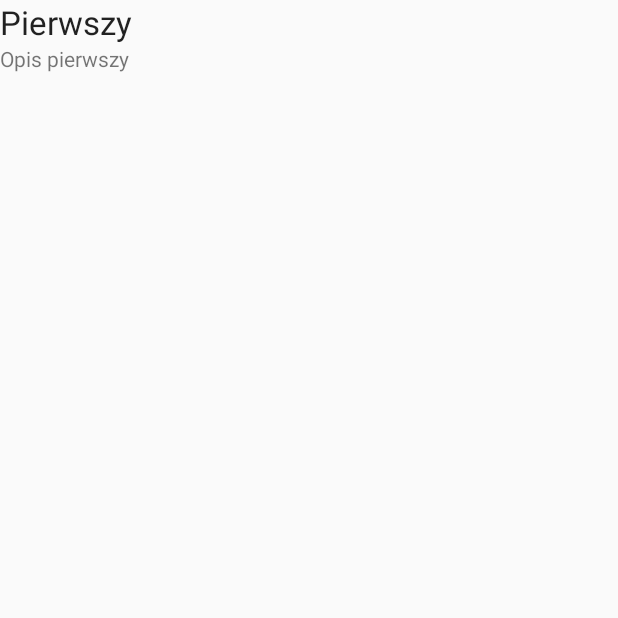
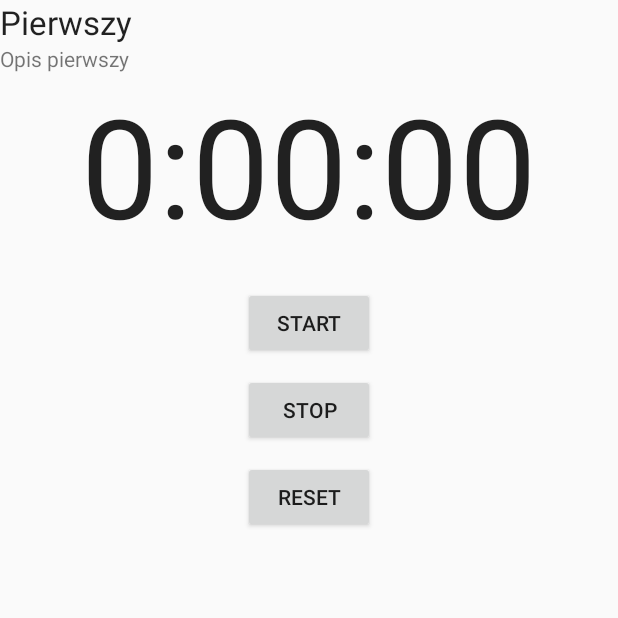
Before and after one commit to Gulcas/Trenazer, an Android app: the screen it shows after launch (DetailActivity), after a tap on "Pierwszy", on a phone screen of 412 x 824 dp, the top half of it. Run offline under Robolectric (Android 15) with nearby library versions, the phone set to English and light mode, and no system bars.

Commit message:
Dodany layot fragmentu stoper.

```diff
--- a/app/src/main/java/com/example/rfgr/trenazer/StopwatchFragment.java
+++ b/app/src/main/java/com/example/rfgr/trenazer/StopwatchFragment.java
@@ -1,6 +1,7 @@
 package com.example.rfgr.trenazer;
 
 import android.os.Handler;
+import android.widget.Button;
 import android.widget.TextView;
 import android.os.Bundle;
 import android.app.Fragment;
@@ -8,7 +9,7 @@ import android.view.LayoutInflater;
 import android.view.View;
 import android.view.ViewGroup;
 
-public class StopwatchFragment extends Fragment {
+public class StopwatchFragment extends Fragment implements View.OnClickListener {
     private int seconds = 0; //zmienna wartość zmierzonych sekund
     private boolean running; //zmienna informująca czy stoper działa
     private boolean wasRunning; //zmienna informująca czy stoper działał
@@ -31,7 +32,28 @@ public class StopwatchFragment extends Fragment {
                              Bundle savedInstanceState) {
         View layout = inflater.inflate(R.layout.fragment_stopwatch, container, false);
         runTimer(layout);
+        Button startButton = (Button) layout.findViewById(R.id.start_button);
+        startButton.setOnClickListener(this);
+        Button stopButton = (Button) layout.findViewById(R.id.stop_button);
+        stopButton.setOnClickListener(this);
+        Button resetButton = (Button) layout.findViewById(R.id.reset_button);
+        resetButton.setOnClickListener(this);
         return layout;
+    }
+
+    @Override
+    public void onClick(View v) {
+        switch (v.getId()) {
+            case R.id.start_button:
+                onClickStart(v);
+                break;
+            case R.id.stop_button:
+                onClickStop(v);
+                break;
+            case R.id.reset_button:
+                onClickReset(v);
+                break;
+        }
     }
 
     @Override
@@ -53,6 +75,10 @@ public class StopwatchFragment extends Fragment {
         savedInstanceState.putInt("seconds", seconds);
         savedInstanceState.putBoolean("running", running);
         savedInstanceState.putBoolean("wasRunning", wasRunning);
+    }
+
+    public void onClickStart (View view) {
+        running = true;
     }
 
     public void onClickStop (View view) {
--- a/app/src/main/java/com/example/rfgr/trenazer/WorkoutDetailFragment.java
+++ b/app/src/main/java/com/example/rfgr/trenazer/WorkoutDetailFragment.java
@@ -2,6 +2,7 @@ package com.example.rfgr.trenazer;
 
 
 import android.app.Fragment;
+import android.app.FragmentTransaction;
 import android.os.Bundle;
 import android.view.LayoutInflater;
 import android.view.View;
@@ -20,6 +21,13 @@ public class WorkoutDetailFragment extends Fragment {
                              Bundle savedInstanceState) {
         if (savedInstanceState != null) {
             workoutId = savedInstanceState.getLong("workoutId");
+        } else {
+            FragmentTransaction ft = getChildFragmentManager().beginTransaction();
+            StopwatchFragment stopwatchFragment = new StopwatchFragment();
+            ft.replace(R.id.stopwatch_container, stopwatchFragment);
+            ft.addToBackStack(null);
+            ft.setTransition(FragmentTransaction.TRANSIT_FRAGMENT_FADE);
+            ft.commit();
         }
         return inflater.inflate(R.layout.fragment_workout_detail, container, false);
     }
@@ -37,10 +45,10 @@ public class WorkoutDetailFragment extends Fragment {
         }
     }
 
-  @Override
-  public void onSaveInstanceState (Bundle savedInstanceState) {
+    @Override
+    public void onSaveInstanceState(Bundle savedInstanceState) {
         savedInstanceState.putLong("workoutId", workoutId);
-  }
+    }
 
     public void setWorkout(long id) { //tej metody aktywność będzie używać do określenia identyfikatora treningu
         this.workoutId = id;
--- a/app/src/main/res/layout/fragment_stopwatch.xml
+++ b/app/src/main/res/layout/fragment_stopwatch.xml
@@ -6,14 +6,41 @@
     tools:context=".StopwatchFragment">
 
     <TextView
+        android:id="@+id/time_view"
         android:layout_width="wrap_content"
         android:layout_height="wrap_content"
-        android:id="@+id/time_view"
-        android:layout_alignParentTop= "true"
+        android:layout_alignParentTop="true"
         android:layout_centerHorizontal="true"
         android:layout_marginTop="0dp"
         android:text=""
         android:textAppearance="?android:attr/textAppearanceLarge"
-        android:textSize="92sp"/>
+        android:textSize="92sp" />
+
+    <Button
+        android:id="@+id/start_button"
+        android:layout_width="wrap_content"
+        android:layout_height="wrap_content"
+        android:layout_below="@id/time_view"
+        android:layout_centerHorizontal="true"
+        android:layout_marginTop="20dp"
+        android:text="@string/start" />
+
+    <Button
+        android:id="@+id/stop_button"
+        android:layout_width="wrap_content"
+        android:layout_height="wrap_content"
+        android:layout_below="@id/start_button"
+        android:layout_centerHorizontal="true"
+        android:layout_marginTop="10dp"
+        android:text="@string/stop" />
+
+    <Button
+        android:id="@+id/reset_button"
+        android:layout_width="wrap_content"
+        android:layout_height="wrap_content"
+        android:layout_below="@id/stop_button"
+        android:layout_centerHorizontal="true"
+        android:layout_marginTop="10dp"
+        android:text="@string/reset" />
 
 </RelativeLayout>
--- a/app/src/main/res/layout/fragment_workout_detail.xml
+++ b/app/src/main/res/layout/fragment_workout_detail.xml
@@ -17,5 +17,9 @@
         android:layout_height="wrap_content"
         android:text="Tekst dwa"
         android:id="@+id/textDescription"/>
+    <FrameLayout
+        android:layout_width="match_parent"
+        android:layout_height="match_parent"
+        android:id="@+id/stopwatch_container"/>
 
 </LinearLayout>
--- a/app/src/main/res/values/strings.xml
+++ b/app/src/main/res/values/strings.xml
@@ -3,4 +3,7 @@
 
     <!-- TODO: Remove or change this placeholder text -->
     <string name="hello_blank_fragment">Hello blank fragment</string>
+    <string name="start">START</string>
+    <string name="stop">STOP</string>
+    <string name="reset">RESET</string>
 </resources>
```
